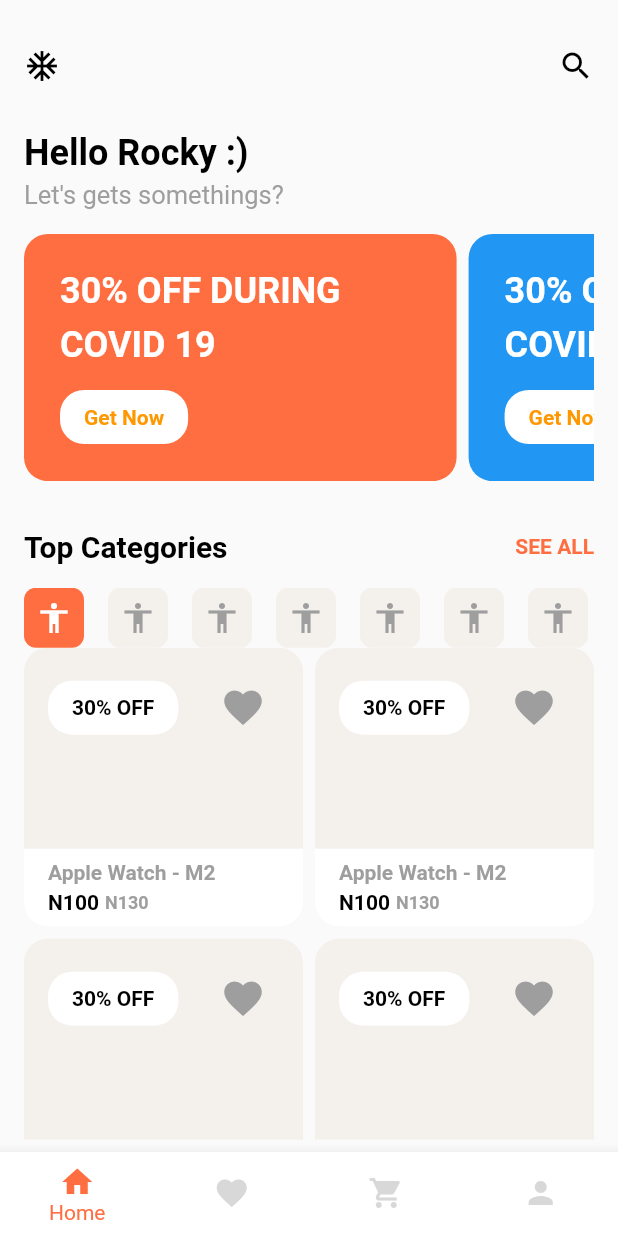
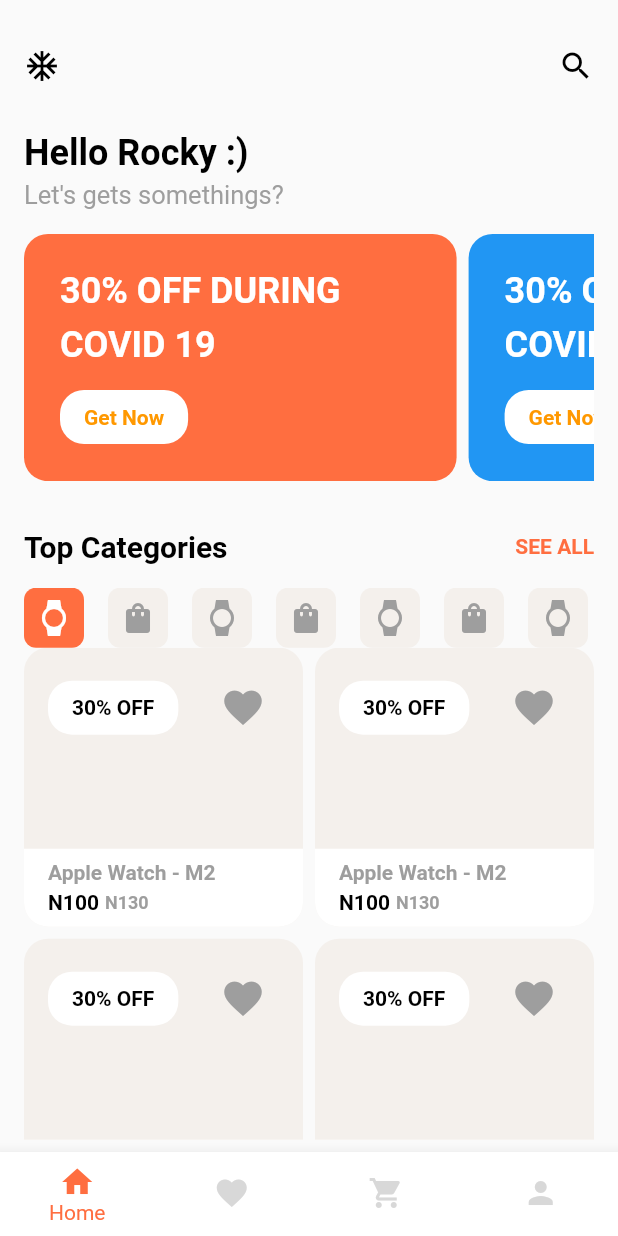
Before and after one commit to EbhomenyeEmmanuel/shopping_app, a Flutter app: the screen it shows after launch, on a phone screen of 412 x 824 dp. Run offline on Flutter 3.47's test engine with Material 2 defaults, Android fonts, the phone set to English and light mode, and no system bars; our stand-ins replace flutter_rating_bar.

Commit message:
Changed Icons

```diff
--- a/lib/screens/home_screen_widget.dart
+++ b/lib/screens/home_screen_widget.dart
@@ -126,6 +126,18 @@ class _ShoppingCategoriesWidgetState extends State<ShoppingCategoriesWidget> {
       AssetImage('shopping_app_assets/school_bag.png'),
     ];
 
+    const List categoryIcons = [
+      Icons.watch,
+      Icons.shopping_bag,
+      Icons.watch,
+      Icons.shopping_bag,
+      Icons.watch,
+      Icons.shopping_bag,
+      Icons.watch,
+      Icons.shopping_bag,
+      Icons.watch,
+    ];
+
     return ListView.separated(
       scrollDirection: Axis.horizontal,
       itemBuilder: (context, index) {
@@ -144,8 +156,8 @@ class _ShoppingCategoriesWidgetState extends State<ShoppingCategoriesWidget> {
                   //   color: Colors.white,
                   //   size: 24,
                   // ),
-                  child: const Icon(
-                    Icons.accessibility,
+                  child: Icon(
+                    categoryIcons[index],
                     color: Colors.white,
                   ),
                 )
@@ -154,11 +166,11 @@ class _ShoppingCategoriesWidgetState extends State<ShoppingCategoriesWidget> {
                   height: 40,
                   width: 40,
                   padding: const EdgeInsets.all(8),
-                  decoration: BoxDecoration(
-                      borderRadius: const BorderRadius.all(Radius.circular(8)),
+                  decoration: const BoxDecoration(
+                      borderRadius: BorderRadius.all(Radius.circular(8)),
                       color: Color(0xFFf4f0ec)),
-                  child: const Icon(
-                    Icons.accessibility,
+                  child: Icon(
+                    categoryIcons[index],
                     color: Colors.grey,
                   ),
                 ),
@@ -169,9 +181,9 @@ class _ShoppingCategoriesWidgetState extends State<ShoppingCategoriesWidget> {
           },
         );
       },
-      itemCount: 8,
+      itemCount: categoryIcons.length,
       separatorBuilder: (BuildContext context, int index) {
-        return SizedBox(width: 16);
+        return const SizedBox(width: 16);
       },
     );
   }
```
